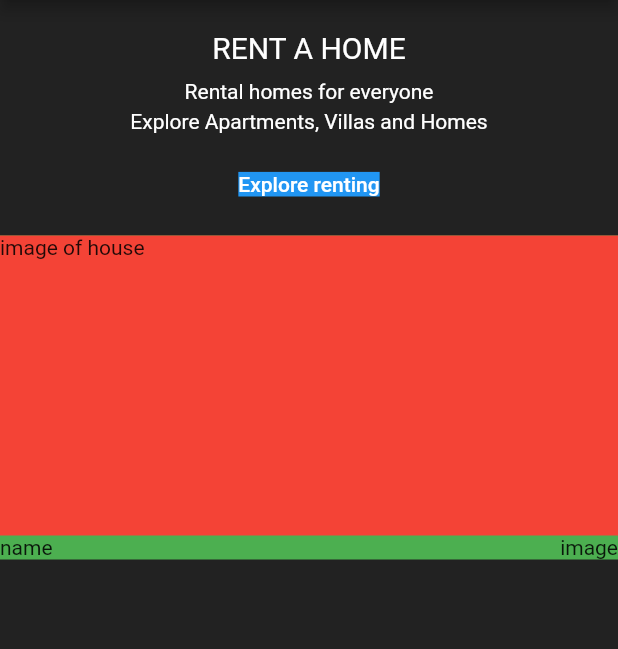
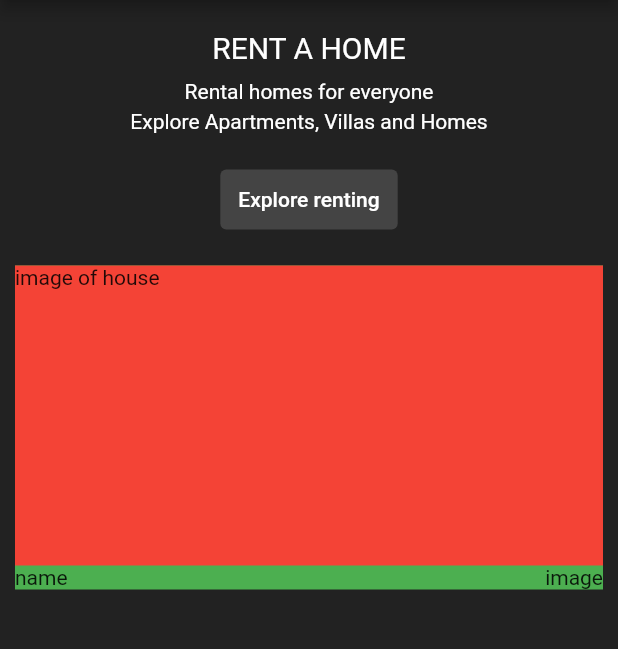
Before and after one commit to Alirezayoom/real-estate-flutter, a Flutter app: the screen it shows after launch, on a phone screen of 412 x 824 dp, the part 84-733 px from its top. Run offline on Flutter 3.47's test engine with Material 2 defaults, Android fonts, the phone set to English and light mode, and no system bars.

Commit message:
update button style

```diff
--- a/lib/main.dart
+++ b/lib/main.dart
@@ -21,41 +21,48 @@ class MyApp extends StatelessWidget {
             Center(
               child: Column(
                 children: [
-                  Padding(padding: EdgeInsets.all(10)),
-                  Text(
+                  const Padding(padding: EdgeInsets.all(10)),
+                  const Text(
                     "RENT A HOME",
                     style: TextStyle(color: Colors.white, fontSize: 20),
                   ),
-                  SizedBox(
+                  const SizedBox(
                     height: 10,
                   ),
-                  Text(
+                  const Text(
                     "Rental homes for everyone",
                     style: TextStyle(color: Colors.white),
                   ),
-                  SizedBox(height: 4),
-                  Text(
+                  const SizedBox(height: 4),
+                  const Text(
                     'Explore Apartments, Villas and Homes',
                     style: TextStyle(color: Colors.white),
                   ),
-                  SizedBox(height: 10),
-                  TextButton(
-                    onPressed: () {},
-                    child: Text(
-                      'Explore renting',
-                      style: TextStyle(
-                        color: Colors.white,
-                        backgroundColor: Colors.blue,
+                  const SizedBox(height: 10),
+                  Container(
+                    padding: const EdgeInsets.all(10),
+                    child: TextButton(
+                      onPressed: () {},
+                      style: TextButton.styleFrom(
+                        padding: const EdgeInsets.all(12),
+                        backgroundColor: const Color(0xff444444),
+                      ),
+                      child: const Text(
+                        'Explore renting',
+                        style: TextStyle(
+                          color: Colors.white,
+                        ),
                       ),
                     ),
                   ),
                 ],
               ),
             ),
-            SizedBox(
+            const SizedBox(
               height: 10,
             ),
             Container(
+              margin: const EdgeInsets.symmetric(horizontal: 10),
               color: Colors.green,
               child: Column(
                 children: [
@@ -63,11 +70,11 @@ class MyApp extends StatelessWidget {
                     color: Colors.red,
                     height: 200,
                     width: double.infinity,
-                    child: Text('image of house'),
+                    child: const Text('image of house'),
                   ),
                   Row(
                     mainAxisAlignment: MainAxisAlignment.spaceBetween,
-                    children: [
+                    children: const [
                       Text('name'),
                       Text('image'),
                     ],
```
